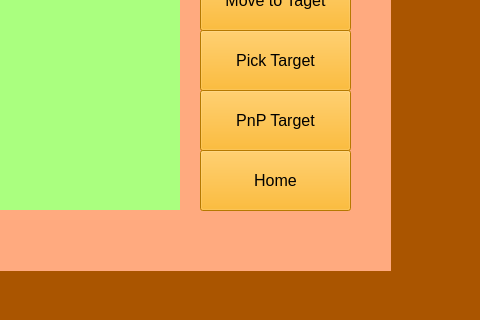
b6327835/robotarm, file GUIVision/ros_gui_2.ui: the form before one commit; both pictures show x 620 to 1100 and y 280 to 600 of the 1100 by 600 pixel window.
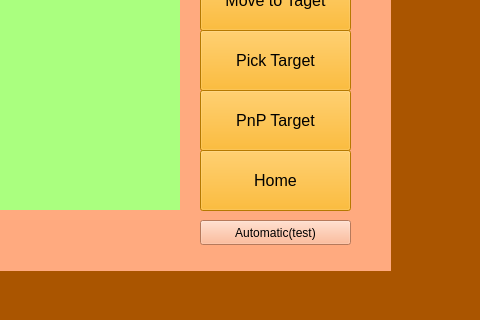
The form after the commit. Icons and pictures are not drawn.

Commit message: added grid pnp, incomplete auto_pnp

Diff of the .ui file:
```diff
--- a/GUIVision/ros_gui_2.ui
+++ b/GUIVision/ros_gui_2.ui
@@ -726,6 +726,19 @@
        <double>0.000000000000000</double>
       </property>
      </widget>
+     <widget class="QPushButton" name="auto_bt">
+      <property name="geometry">
+       <rect>
+        <x>670</x>
+        <y>500</y>
+        <width>151</width>
+        <height>25</height>
+       </rect>
+      </property>
+      <property name="text">
+       <string>Automatic(test)</string>
+      </property>
+     </widget>
     </widget>
     <widget class="QWidget" name="jogpage">
      <widget class="QPushButton" name="jogxu">
```
The commit also changes 14 other files.
